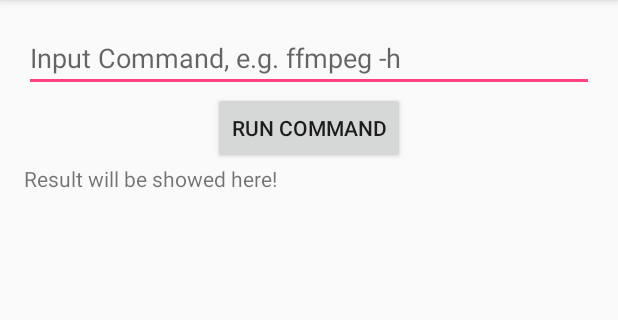
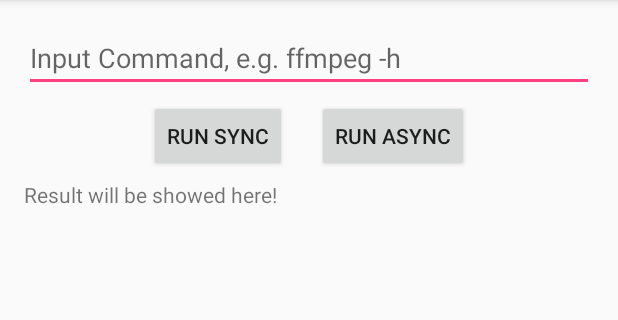
Before and after one commit to dxjia/ffmpeg-commands-executor-library, an Android app: the screen it shows after launch (MainActivity), on a phone screen of 412 x 824 dp, the part 84-404 px from its top. Run offline under Robolectric (Android 15) with nearby library versions, the phone set to English and light mode, and no system bars.

Commit message:
add asynchronous sample codes in example

```diff
--- a/example/build.gradle
+++ b/example/build.gradle
@@ -7,7 +7,7 @@ android {
     defaultConfig {
         applicationId "cn.dxjia.ffmpegexecutor"
         minSdkVersion 7
-        targetSdkVersion 23
+        targetSdkVersion 22
         versionCode 1
         versionName "1.0"
     }
--- a/example/src/main/java/cn/dxjia/ffmpegexecutor/MainActivity.java
+++ b/example/src/main/java/cn/dxjia/ffmpegexecutor/MainActivity.java
@@ -1,5 +1,9 @@
 package cn.dxjia.ffmpegexecutor;
 
+import android.app.ProgressDialog;
+import android.os.AsyncTask;
+import android.os.Handler;
+import android.os.Message;
 import android.support.v7.app.AppCompatActivity;
 import android.os.Bundle;
 import android.text.TextUtils;
@@ -12,8 +16,15 @@ import cn.dxjia.ffmpeg.library.FFmpegNativeHelper;
 
 public class MainActivity extends AppCompatActivity {
 
-    EditText mInputEdit;
-    TextView mResultBoard;
+    private EditText mInputEdit;
+    private TextView mResultBoard;
+    private String mCurrentCommand;
+    private AsyncTask<String, Void, String> mRunCommandAsyncTask;
+
+    private static final int EVENT_SHOW_PROCESS_DIALOG = 0;
+    private static final int EVENT_DISMISS_PROCESS_DIALOG = 1;
+    private static ProgressDialog mWaitingDialog;
+    private WaitingDialogHanlder mWaitingDialogHandler;
 
     //private static final String testCommand = "ffmpeg -i /sdcard/demo.mp4 -vframes 30 -y -f gif /sdcard/demoout.gif";
     private static final String testCommand = "ffmpeg -h";
@@ -27,23 +38,80 @@ public class MainActivity extends AppCompatActivity {
         mResultBoard = (TextView) findViewById(R.id.result_board);
         mResultBoard.setMovementMethod(new ScrollingMovementMethod());
 
-        findViewById(R.id.run_command).setOnClickListener(new View.OnClickListener() {
+        mRunCommandAsyncTask = null;
+
+        mWaitingDialog = new ProgressDialog(this);
+        mWaitingDialog.setProgressStyle(ProgressDialog.STYLE_SPINNER);
+        mWaitingDialog.setMessage("Waiting...");
+
+        mWaitingDialogHandler = new WaitingDialogHanlder();
+
+
+        findViewById(R.id.run_command_sync).setOnClickListener(new View.OnClickListener() {
             @Override
             public void onClick(View v) {
-                runCommand();
+                runCommandSync();
+            }
+        });
+
+        findViewById(R.id.run_command_async).setOnClickListener(new View.OnClickListener() {
+            @Override
+            public void onClick(View v) {
+                runCommandAsync();
             }
         });
     }
 
-    private void runCommand() {
+    private void prepare() {
         clearResultBoard();
-        String command = mInputEdit.getText().toString();
-        if (TextUtils.isEmpty(command)) {
-            command = testCommand;
+        mCurrentCommand = mInputEdit.getText().toString();
+        if (TextUtils.isEmpty(mCurrentCommand)) {
+            mCurrentCommand = testCommand;
         }
-        // call runCommand in a thread will be better
-        String result = FFmpegNativeHelper.runCommand(command);
-        updateResultBoard(result);
+        mRunCommandAsyncTask = null;
+    }
+
+    // 同步运行命令, 阻塞
+    private void runCommandSync() {
+        prepare();
+        updateResultBoard(executeCommand(mCurrentCommand));
+    }
+
+    /* 异步运行命令, 非阻塞 */
+    private void runCommandAsync() {
+        prepare();
+        mRunCommandAsyncTask = new AsyncTask<String, Void, String>() {
+            @Override
+            protected String doInBackground(String... strings) {
+                String command;
+                if (strings != null && strings.length > 0) {
+                    command = strings[0];
+                } else {
+                    return "Must input command!";
+                }
+
+                return executeCommand(command);
+            }
+
+            @Override
+            protected void onPostExecute(String s) {
+                super.onPostExecute(s);
+                // we got result, dismiss waiting dialog
+                mWaitingDialogHandler.removeMessages(EVENT_SHOW_PROCESS_DIALOG);
+                mWaitingDialogHandler.sendEmptyMessage(EVENT_DISMISS_PROCESS_DIALOG);
+                updateResultBoard(s);
+            }
+        };
+
+        mRunCommandAsyncTask.execute(mCurrentCommand);
+
+        // if we can`t get result after 300ms, show the waiting dialog
+        mWaitingDialogHandler.sendEmptyMessageDelayed(EVENT_SHOW_PROCESS_DIALOG, 300);
+
+    }
+
+    private String executeCommand(String command) {
+        return FFmpegNativeHelper.runCommand(command);
     }
 
     private void clearResultBoard() {
@@ -52,7 +120,26 @@ public class MainActivity extends AppCompatActivity {
     }
 
     private void updateResultBoard(String message) {
+        if (message == null || message.length() == 0) {
+            return;
+        }
         String currentStr = mResultBoard.getText().toString();
         mResultBoard.setText(currentStr + "\n" + message);
     }
+
+    private static class WaitingDialogHanlder extends Handler {
+        @Override
+        public void handleMessage(Message msg) {
+            super.handleMessage(msg);
+            switch (msg.what) {
+                case EVENT_SHOW_PROCESS_DIALOG:
+                    mWaitingDialog.show();
+                    break;
+                case EVENT_DISMISS_PROCESS_DIALOG:
+                    mWaitingDialog.dismiss();
+                    break;
+                default: return;
+            }
+        }
+    }
 }
--- a/example/src/main/res/layout/activity_main.xml
+++ b/example/src/main/res/layout/activity_main.xml
@@ -17,17 +17,37 @@
         android:hint="@string/input_hint"
         android:layout_alignParentTop="true"
         android:inputType="text"/>
-    <Button
-        android:id="@+id/run_command"
-        android:layout_width="wrap_content"
+    <LinearLayout
+        android:id="@+id/button_area"
+        android:layout_width="match_parent"
         android:layout_height="wrap_content"
+        android:orientation="horizontal"
         android:layout_below="@id/command_input_edit"
-        android:text="Run Command"
-        android:layout_centerHorizontal="true"/>
+        android:padding="5dp"
+        android:gravity="center">
+
+        <Button
+            android:id="@+id/run_command_sync"
+            android:layout_width="wrap_content"
+            android:layout_height="wrap_content"
+            android:layout_below="@id/command_input_edit"
+            android:text="Run Sync"
+            android:layout_centerHorizontal="true"/>
+
+        <Button
+            android:id="@+id/run_command_async"
+            android:layout_width="wrap_content"
+            android:layout_height="wrap_content"
+            android:layout_below="@id/command_input_edit"
+            android:text="Run Async"
+            android:layout_centerHorizontal="true"
+            android:layout_marginLeft="20dp"/>
+    </LinearLayout>
+
 
     <TextView
         android:id="@+id/result_board"
-        android:layout_below="@id/run_command"
+        android:layout_below="@id/button_area"
         android:layout_width="match_parent"
         android:layout_height="match_parent"
         android:text="Result will be showed here!"
```
